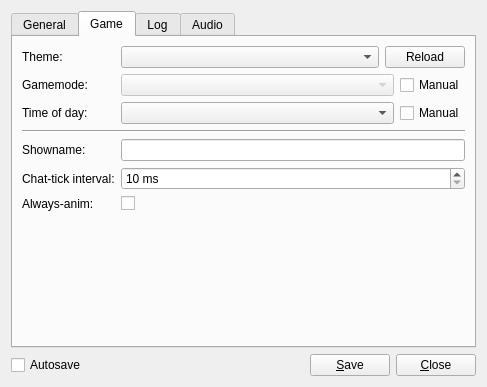
lambdcalculus/AO2-Client, file res/ui/config_panel.ui: the form before one commit.
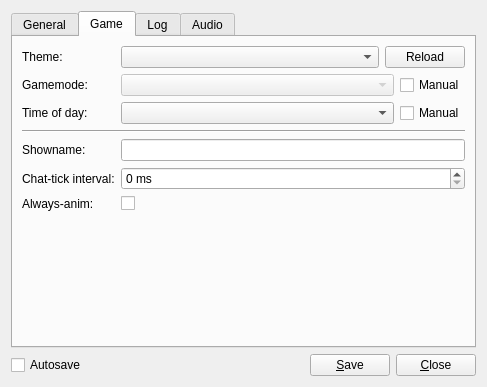
The form after the commit.

Patch:
```diff
--- a/res/ui/config_panel.ui
+++ b/res/ui/config_panel.ui
@@ -276,7 +276,7 @@
           <string> ms</string>
          </property>
          <property name="minimum">
-          <number>10</number>
+          <number>0</number>
          </property>
          <property name="maximum">
           <number>999</number>
```
